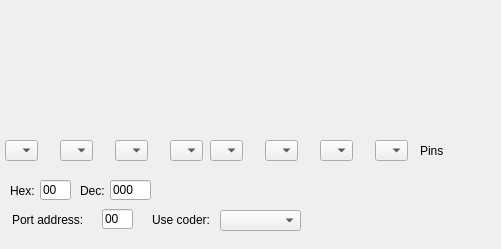
Qt form IDE/GUI/widgets/Tools/Sim7Seg/sim7seg.ui (AbyssAbbeba/MDS-picoblaze-AVR-ide) before a commit.
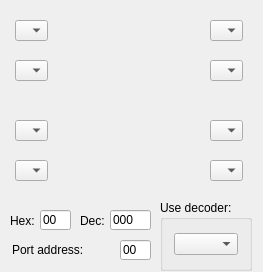
The same form after that commit.

The edit to the form file:
```diff
--- a/IDE/GUI/widgets/Tools/Sim7Seg/sim7seg.ui
+++ b/IDE/GUI/widgets/Tools/Sim7Seg/sim7seg.ui
@@ -6,8 +6,8 @@
    <rect>
     <x>0</x>
     <y>0</y>
-    <width>501</width>
-    <height>249</height>
+    <width>263</width>
+    <height>272</height>
    </rect>
   </property>
   <property name="windowTitle">
@@ -16,8 +16,8 @@
   <widget class="QComboBox" name="ledBox_7">
    <property name="geometry">
     <rect>
-     <x>5</x>
-     <y>140</y>
+     <x>15</x>
+     <y>20</y>
      <width>33</width>
      <height>21</height>
     </rect>
@@ -29,8 +29,8 @@
   <widget class="QComboBox" name="ledBox_5">
    <property name="geometry">
     <rect>
-     <x>115</x>
-     <y>140</y>
+     <x>15</x>
+     <y>120</y>
      <width>33</width>
      <height>21</height>
     </rect>
@@ -42,8 +42,8 @@
   <widget class="QComboBox" name="ledBox_6">
    <property name="geometry">
     <rect>
-     <x>60</x>
-     <y>140</y>
+     <x>15</x>
+     <y>60</y>
      <width>33</width>
      <height>21</height>
     </rect>
@@ -55,8 +55,8 @@
   <widget class="QComboBox" name="ledBox_2">
    <property name="geometry">
     <rect>
-     <x>265</x>
-     <y>140</y>
+     <x>210</x>
+     <y>120</y>
      <width>33</width>
      <height>21</height>
     </rect>
@@ -68,8 +68,8 @@
   <widget class="QComboBox" name="ledBox_4">
    <property name="geometry">
     <rect>
-     <x>170</x>
-     <y>140</y>
+     <x>15</x>
+     <y>160</y>
      <width>33</width>
      <height>21</height>
     </rect>
@@ -82,7 +82,7 @@
    <property name="geometry">
     <rect>
      <x>210</x>
-     <y>140</y>
+     <y>160</y>
      <width>33</width>
      <height>21</height>
     </rect>
@@ -94,8 +94,8 @@
   <widget class="QComboBox" name="ledBox_1">
    <property name="geometry">
     <rect>
-     <x>320</x>
-     <y>140</y>
+     <x>210</x>
+     <y>60</y>
      <width>33</width>
      <height>21</height>
     </rect>
@@ -107,8 +107,8 @@
   <widget class="QComboBox" name="ledBox_0">
    <property name="geometry">
     <rect>
-     <x>375</x>
-     <y>140</y>
+     <x>210</x>
+     <y>20</y>
      <width>33</width>
      <height>21</height>
     </rect>
@@ -121,8 +121,8 @@
    <property name="geometry">
     <rect>
      <x>12</x>
-     <y>209</y>
-     <width>91</width>
+     <y>239</y>
+     <width>101</width>
      <height>21</height>
     </rect>
    </property>
@@ -133,8 +133,8 @@
   <widget class="QLineEdit" name="lineEditAddress">
    <property name="geometry">
     <rect>
-     <x>102</x>
-     <y>209</y>
+     <x>120</x>
+     <y>240</y>
      <width>31</width>
      <height>20</height>
     </rect>
@@ -146,53 +146,11 @@
     <string>00</string>
    </property>
   </widget>
-  <widget class="QComboBox" name="comboDecoder">
-   <property name="geometry">
-    <rect>
-     <x>220</x>
-     <y>210</y>
-     <width>81</width>
-     <height>21</height>
-    </rect>
-   </property>
-   <property name="toolTip">
-    <string>Virtual coder</string>
-   </property>
-   <property name="whatsThis">
-    <string extracomment="Use virtual coder"/>
-   </property>
-  </widget>
-  <widget class="QLabel" name="label_2">
-   <property name="geometry">
-    <rect>
-     <x>152</x>
-     <y>209</y>
-     <width>71</width>
-     <height>21</height>
-    </rect>
-   </property>
-   <property name="text">
-    <string>Use coder:</string>
-   </property>
-  </widget>
-  <widget class="QLabel" name="label_4">
-   <property name="geometry">
-    <rect>
-     <x>420</x>
-     <y>140</y>
-     <width>31</width>
-     <height>21</height>
-    </rect>
-   </property>
-   <property name="text">
-    <string>Pins</string>
-   </property>
-  </widget>
   <widget class="QLineEdit" name="lineEditHex">
    <property name="geometry">
     <rect>
      <x>40</x>
-     <y>180</y>
+     <y>210</y>
      <width>31</width>
      <height>20</height>
     </rect>
@@ -208,7 +166,7 @@
    <property name="geometry">
     <rect>
      <x>10</x>
-     <y>180</y>
+     <y>210</y>
      <width>31</width>
      <height>21</height>
     </rect>
@@ -221,7 +179,7 @@
    <property name="geometry">
     <rect>
      <x>110</x>
-     <y>180</y>
+     <y>210</y>
      <width>41</width>
      <height>20</height>
     </rect>
@@ -237,7 +195,7 @@
    <property name="geometry">
     <rect>
      <x>80</x>
-     <y>180</y>
+     <y>210</y>
      <width>41</width>
      <height>21</height>
     </rect>
@@ -246,6 +204,31 @@
     <string>Dec:</string>
    </property>
   </widget>
+  <widget class="QGroupBox" name="groupBox">
+   <property name="geometry">
+    <rect>
+     <x>160</x>
+     <y>200</y>
+     <width>92</width>
+     <height>71</height>
+    </rect>
+   </property>
+   <property name="title">
+    <string>Use decoder:</string>
+   </property>
+   <layout class="QVBoxLayout" name="verticalLayout">
+    <item>
+     <widget class="QComboBox" name="comboDecoder">
+      <property name="toolTip">
+       <string>Virtual coder</string>
+      </property>
+      <property name="whatsThis">
+       <string extracomment="Use virtual coder"/>
+      </property>
+     </widget>
+    </item>
+   </layout>
+  </widget>
  </widget>
  <layoutdefault spacing="6" margin="11"/>
  <resources/>
```
